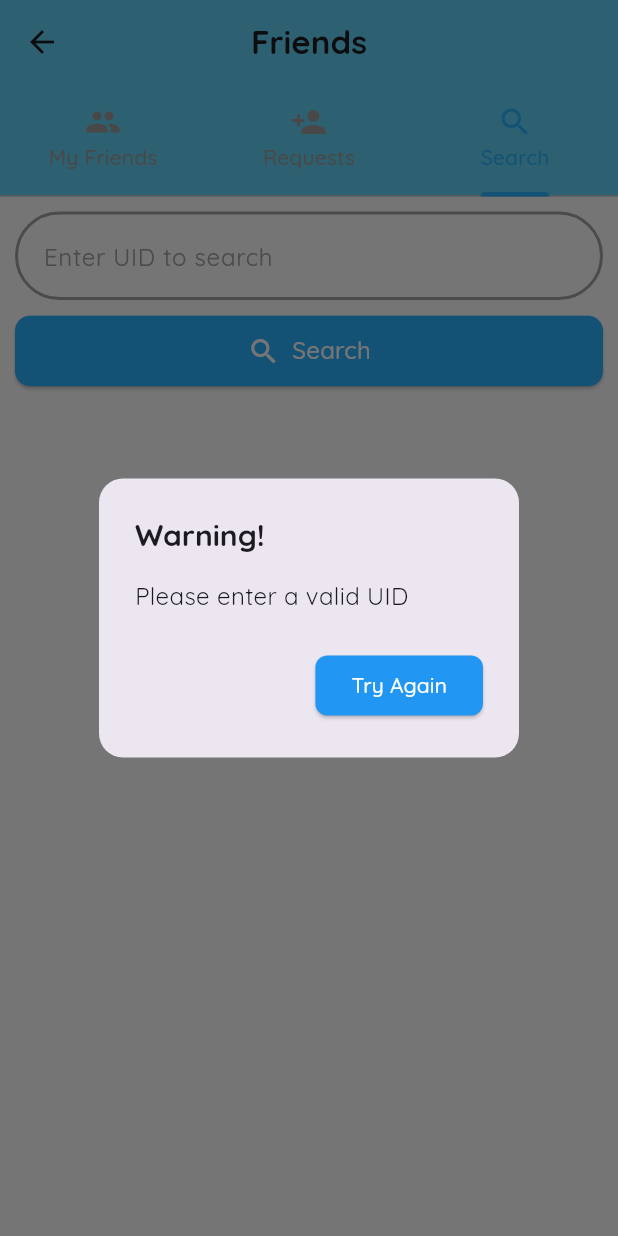
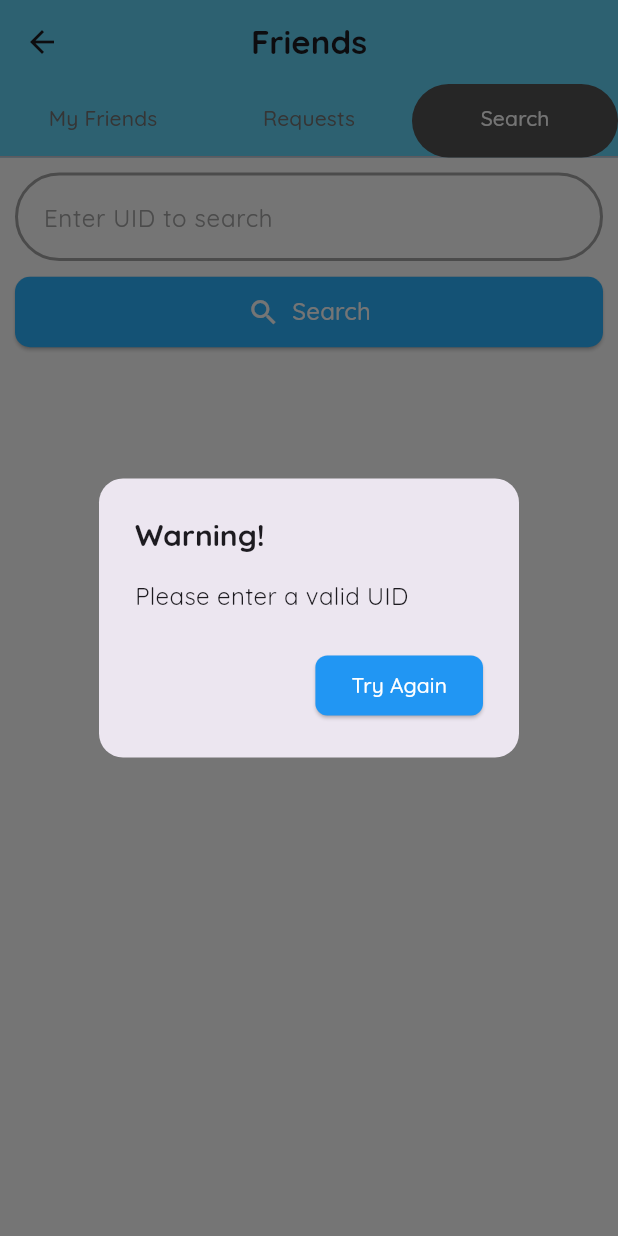
Before and after one commit to duchieutran/chat-realtime, a Flutter app: the Friends screen opened by its route, tab 3 chosen, after a tap on "Search", on a phone screen of 412 x 824 dp. Run offline on Flutter 3.47's test engine with Material 3 defaults, Android fonts, the phone set to English and light mode, and no system bars; our stand-ins replace action_slider, carousel_slider, cloud_firestore, firebase_auth, firebase_core, firebase_storage and 2 more; accounts and stored records are empty; project files that could hold a hidden picture were left out.

Commit message:
update friends search

```diff
--- a/lib/services/store_services.dart
+++ b/lib/services/store_services.dart
@@ -73,12 +73,12 @@ class StoreServices {
   }
 
   // hiển thị bạn bè gửi lời mời
-  Stream<List<String>> listenToFriendRequests() {
+  Stream<List<String>> listenToFriendRequests({String? uidParam}) {
     try {
       String? uid = auth.currentUser?.uid;
       return fireStore
           .collection("users")
-          .doc(uid ?? "")
+          .doc(uidParam ?? uid)
           .snapshots()
           .map((snapshot) {
         if (snapshot.exists) {
@@ -145,105 +145,4 @@ class StoreServices {
       print("Lỗi khi từ chối lời mời kết bạn: $e");
     }
   }
-
-// Gửi tin nhắn giữa hai người
-// Future<void> sendMessage({
-//   required String receiverUid,
-//   required String message,
-// }) async {
-//   try {
-//     String senderUid = auth.currentUser!.uid;
-//     String chatId = getChatId(senderUid, receiverUid);
-//     await fireStore
-//         .collection("chats")
-//         .doc(chatId)
-//         .collection("messages")
-//         .add({
-//       'senderUid': senderUid,
-//       'receiverUid': receiverUid,
-//       'message': message,
-//       'timestamp': FieldValue.serverTimestamp(),
-//     });
-//   } catch (e) {
-//     print("Lỗi khi gửi tin nhắn: $e");
-//   }
-// }
-
-// Tạo nhóm chat
-// Future<void> createGroupChat({
-//   required String groupName,
-//   required List<String> members,
-// }) async {
-//   try {
-//     DocumentReference groupRef = await fireStore.collection("groups").add({
-//       'groupName': groupName,
-//       'members': members,
-//       'createdBy': auth.currentUser!.uid,
-//       'timestamp': FieldValue.serverTimestamp(),
-//     });
-//
-//     // Lấy ID nhóm
-//     String groupId = groupRef.id;
-//
-//     // Cập nhật danh sách nhóm của từng thành viên
-//     for (String member in members) {
-//       await fireStore.collection("users").doc(member).update({
-//         'groups': FieldValue.arrayUnion([groupId])
-//       });
-//     }
-//   } catch (e) {
-//     print("Lỗi khi tạo nhóm: $e");
-//   }
-// }
-
-// // Gửi tin nhắn trong nhóm
-// Future<void> sendGroupMessage({
-//   required String groupId,
-//   required String message,
-// }) async {
-//   try {
-//     String senderUid = auth.currentUser!.uid;
-//     await fireStore
-//         .collection("groups")
-//         .doc(groupId)
-//         .collection("messages")
-//         .add({
-//       'senderUid': senderUid,
-//       'message': message,
-//       'timestamp': FieldValue.serverTimestamp(),
-//     });
-//   } catch (e) {
-//     print("Lỗi khi gửi tin nhắn nhóm: $e");
-//   }
-// }
-
-// // Nhận tin nhắn trong nhóm theo thời gian thực
-// Stream<List<Map<String, dynamic>>> getGroupMessages(String groupId) {
-//   return fireStore
-//       .collection("groups")
-//       .doc(groupId)
-//       .collection("messages")
-//       .orderBy("timestamp", descending: true)
-//       .snapshots()
-//       .map((snapshot) => snapshot.docs.map((doc) => doc.data()).toList());
-// }
-
-// Nhận tin nhắn theo thời gian thực
-// Stream<List<Map<String, dynamic>>> getMessages(String receiverUid) {
-//   String senderUid = auth.currentUser!.uid;
-//   String chatId = getChatId(senderUid, receiverUid);
-//
-//   return fireStore
-//       .collection("chats")
-//       .doc(chatId)
-//       .collection("messages")
-//       .orderBy("timestamp", descending: true)
-//       .snapshots()
-//       .map((snapshot) => snapshot.docs.map((doc) => doc.data()).toList());
-// }
-
-// Tạo chatId duy nhất cho cuộc trò chuyện giữa hai người
-// String getChatId(String uid1, String uid2) {
-//   return (uid1.compareTo(uid2) < 0) ? "$uid1\_$uid2" : "$uid2\_$uid1";
-// }
 }
--- a/lib/views/friends/friends.dart
+++ b/lib/views/friends/friends.dart
@@ -3,11 +3,11 @@ import 'package:chatting/services/store_services.dart';
 import 'package:chatting/utils/app_colors.dart';
 import 'package:chatting/view_models/chat_vm/message_vm.dart';
 import 'package:chatting/view_models/friends_vm/friend_viewmodel.dart';
-import 'package:chatting/view_models/profile_vm/profile_viewmodel.dart';
 import 'package:chatting/views/friends/component/card_info.dart';
 import 'package:chatting/views/friends/component/popup_friends.dart';
 import 'package:chatting/views/widgets/app_dialog.dart';
 import 'package:chatting/views/widgets/text_field_custom.dart';
+import 'package:firebase_auth/firebase_auth.dart';
 import 'package:flutter/material.dart';
 
 class Friends extends StatefulWidget {
@@ -19,10 +19,53 @@ class Friends extends StatefulWidget {
 
 class _FriendsState extends State<Friends> {
   final FriendViewModel friendVM = FriendViewModel();
-  final ProfileViewModel profileVM = ProfileViewModel();
   final StoreServices store = StoreServices();
+  final FirebaseAuth instance = FirebaseAuth.instance;
   final MessageViewModel messageViewModel = MessageViewModel();
   final TextEditingController searchController = TextEditingController();
+
+  void _searchFriend() async {
+    String uid = searchController.text.trim();
+    if (uid.isEmpty) {
+      appDialog(
+          context: context,
+          title: "Warning!",
+          content: "Please enter a valid UID",
+          confirmText: "Try Again",
+          onConfirm: () {
+            Navigator.pop(context);
+          });
+      return;
+    }
+
+    Users? user = await friendVM.findFriends(uid: uid);
+
+    if (user != null) {
+      print("a");
+      bool? isPending = await friendVM.checkFriends(uid: uid);
+      print("isPending : ");
+      showDialog(
+        context: context,
+        builder: (context) => FriendRequestDialog(
+          url: user.urlAvatar,
+          name: user.name,
+          email: user.email,
+          statusAdd: isPending,
+          onAddFriend:
+              isPending ? () {} : () => friendVM.sendFriend(receiverUid: uid),
+        ),
+      );
+    } else {
+      appDialog(
+          context: context,
+          title: "Oops!",
+          content: "UID not found!",
+          confirmText: "Try Again",
+          onConfirm: () {
+            Navigator.pop(context);
+          });
+    }
+  }
 
   @override
   Widget build(BuildContext context) {
@@ -33,15 +76,20 @@ class _FriendsState extends State<Friends> {
           title: const Text("Friends",
               style: TextStyle(fontWeight: FontWeight.bold)),
           centerTitle: true,
-          bottom: const TabBar(
-            indicatorColor: AppColors.blue40,
-            labelColor: AppColors.blue40,
-            unselectedLabelColor: Colors.grey,
+          bottom: TabBar(
+            indicatorColor: AppColors.dark,
+            labelColor: AppColors.light,
+            unselectedLabelColor: AppColors.grey50,
+            indicatorSize: TabBarIndicatorSize.tab,
+            indicator: BoxDecoration(
+              color: AppColors.grey60,
+              borderRadius: BorderRadius.circular(25),
+            ),
             indicatorWeight: 3.0,
-            tabs: [
-              Tab(icon: Icon(Icons.people), text: 'My Friends'),
-              Tab(icon: Icon(Icons.person_add), text: 'Requests'),
-              Tab(icon: Icon(Icons.search), text: 'Search'),
+            tabs: const [
+              Tab(text: 'My Friends'),
+              Tab(text: 'Requests'),
+              Tab(text: 'Search'),
             ],
           ),
         ),
@@ -107,13 +155,17 @@ class _FriendsState extends State<Friends> {
                     builder: (context, userSnapshot) {
                       if (!userSnapshot.hasData) return const SizedBox();
                       Users user = userSnapshot.data!;
+                      bool icon = true;
                       return CardInfo(
                         urlAvatar: user.urlAvatar,
                         email: user.email,
                         name: user.name,
-                        iconData: Icons.check_circle,
-                        feature: "Accept",
+                        iconData: icon ? Icons.check_circle : Icons.downloading,
+                        feature: "accept",
                         function: () async {
+                          setState(() {
+                            icon = false;
+                          });
                           await store.acceptFriendRequest(user.uid);
                           messageViewModel.createChatRoom(uidName: user.uid);
                         },
@@ -157,44 +209,6 @@ class _FriendsState extends State<Friends> {
     );
   }
 
-  void _searchFriend() async {
-    String uid = searchController.text.trim();
-    if (uid.isEmpty) {
-      appDialog(
-          context: context,
-          title: "Warning!",
-          content: "Please enter a valid UID",
-          confirmText: "Try Again",
-          onConfirm: () {
-            Navigator.pop(context);
-          });
-      return;
-    }
-
-    Users? user = await friendVM.findFriends(uid: uid);
-    if (user != null) {
-      showDialog(
-        context: context,
-        builder: (context) => FriendRequestDialog(
-          url: user.urlAvatar,
-          name: user.name,
-          email: user.email,
-          statusAdd: false,
-          onAddFriend: () => friendVM.sendFriend(receiverUid: uid),
-        ),
-      );
-    } else {
-      appDialog(
-          context: context,
-          title: "Oops!",
-          content: "UID not found!",
-          confirmText: "Try Again",
-          onConfirm: () {
-            Navigator.pop(context);
-          });
-    }
-  }
-
   Widget _buildEmptyState(String message) {
     return Center(
       child: Text(
```
Also changed, not shown: lib/services/storage_services.dart (+5 -3 lines), lib/view_models/friends_vm/friend_viewmodel.dart (+20 -1 lines).
